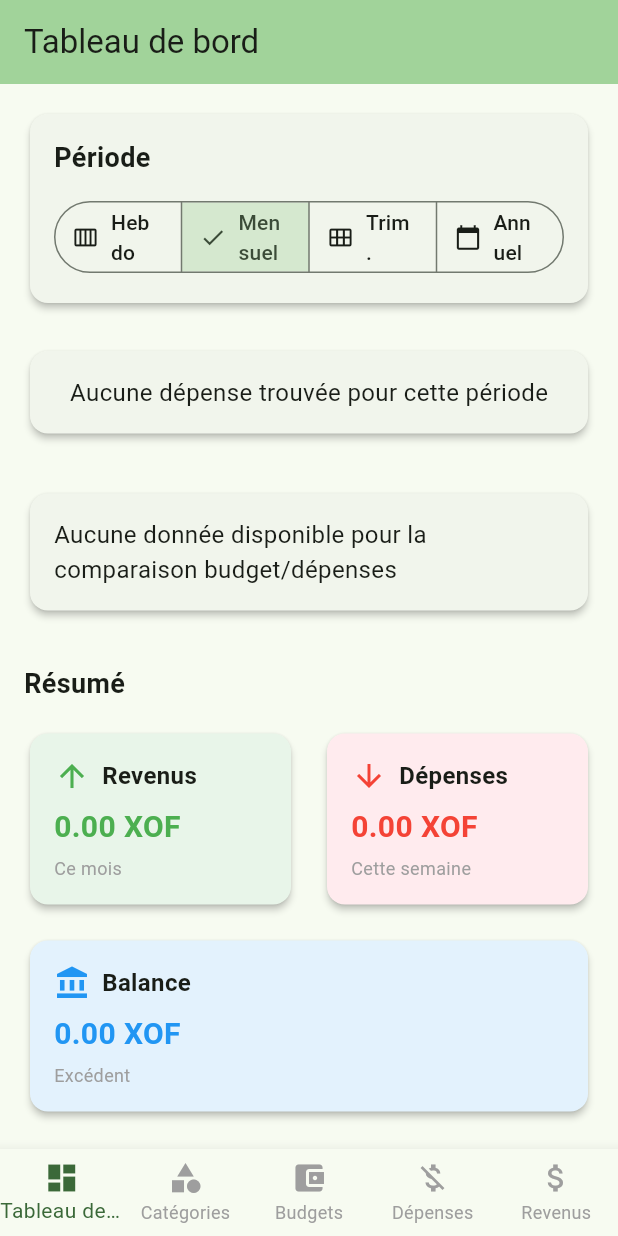
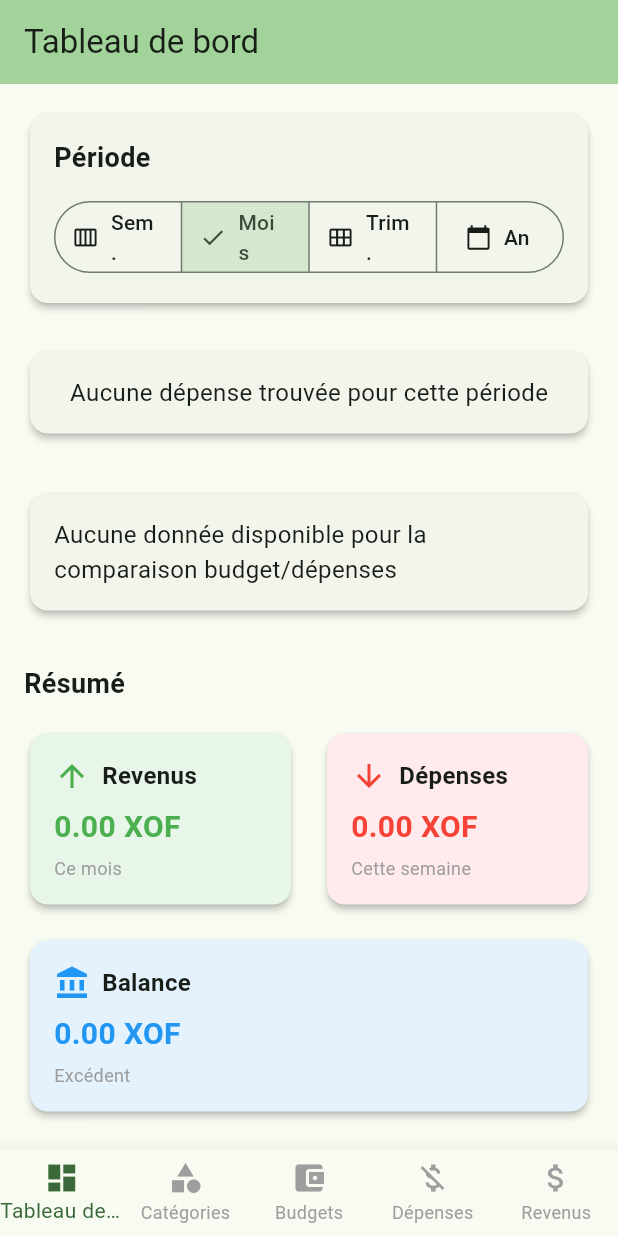
Before and after one commit to devalade/money_management, a Flutter app: the screen it shows after launch, on a phone screen of 412 x 824 dp. Run offline on Flutter 3.47's test engine with Material 3 defaults, Android fonts, the phone set to English and light mode, and no system bars; our stand-ins replace fl_chart, sqflite; accounts and stored records are empty.

Commit message:
Update UI text labels and currency to XOF with improved chart layout

```diff
--- a/lib/screens/dashboard/dashboard_screen.dart
+++ b/lib/screens/dashboard/dashboard_screen.dart
@@ -83,12 +83,12 @@ class _DashboardScreenState extends State<DashboardScreen> {
                   segments: const [
                     ButtonSegment<String>(
                       value: 'weekly',
-                      label: Text('Hebdo'),
+                      label: Text('Sem.'),
                       icon: Icon(Icons.calendar_view_week),
                     ),
                     ButtonSegment<String>(
                       value: 'monthly',
-                      label: Text('Mensuel'),
+                      label: Text('Mois'),
                       icon: Icon(Icons.calendar_view_month),
                     ),
                     ButtonSegment<String>(
@@ -98,7 +98,7 @@ class _DashboardScreenState extends State<DashboardScreen> {
                     ),
                     ButtonSegment<String>(
                       value: 'yearly',
-                      label: Text('Annuel'),
+                      label: Text('An'),
                       icon: Icon(Icons.calendar_today),
                     ),
                   ],
@@ -162,18 +162,20 @@ class _DashboardScreenState extends State<DashboardScreen> {
               children: [
                 const Text(
                   'Dépenses par catégorie',
-                  style: TextStyle(fontSize: 18, fontWeight: FontWeight.bold),
+                  style: TextStyle(fontSize: 16, fontWeight: FontWeight.bold),
                 ),
                 const SizedBox(height: 8),
                 Text(
-                  'Total: ${totalExpenses.toStringAsFixed(2)} €',
+                  'Total: ${totalExpenses.toStringAsFixed(2)} XOF',
                   style: const TextStyle(
-                    fontSize: 16,
+                    fontSize: 14,
                     fontWeight: FontWeight.w500,
                   ),
                 ),
                 const SizedBox(height: 16),
-                SizedBox(
+                Padding(
+                  padding: const EdgeInsets.all(16.0),
+                  child: SizedBox(
                     height: 200,
                     child: PieChart(
                       PieChartData(
@@ -182,6 +184,7 @@ class _DashboardScreenState extends State<DashboardScreen> {
                         sections: _getPieChartSections(
                           expensesByCategory,
                           totalExpenses,
+                        ),
                       ),
                     ),
                   ),
@@ -244,7 +247,7 @@ class _DashboardScreenState extends State<DashboardScreen> {
                 child: Text(category, style: const TextStyle(fontSize: 14)),
               ),
               Text(
-                '${amount.toStringAsFixed(2)} €',
+                '${amount.toStringAsFixed(2)} XOF',
                 style: const TextStyle(
                   fontSize: 14,
                   fontWeight: FontWeight.bold,
```
Lines whose indentation alone changed are shown as unchanged.
